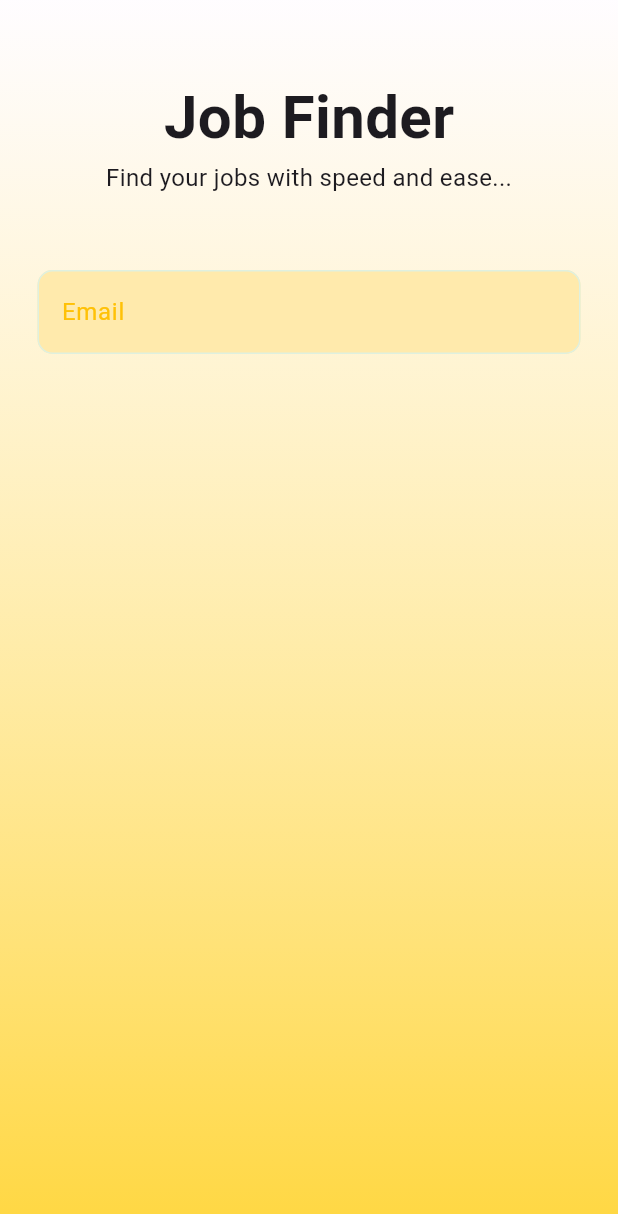
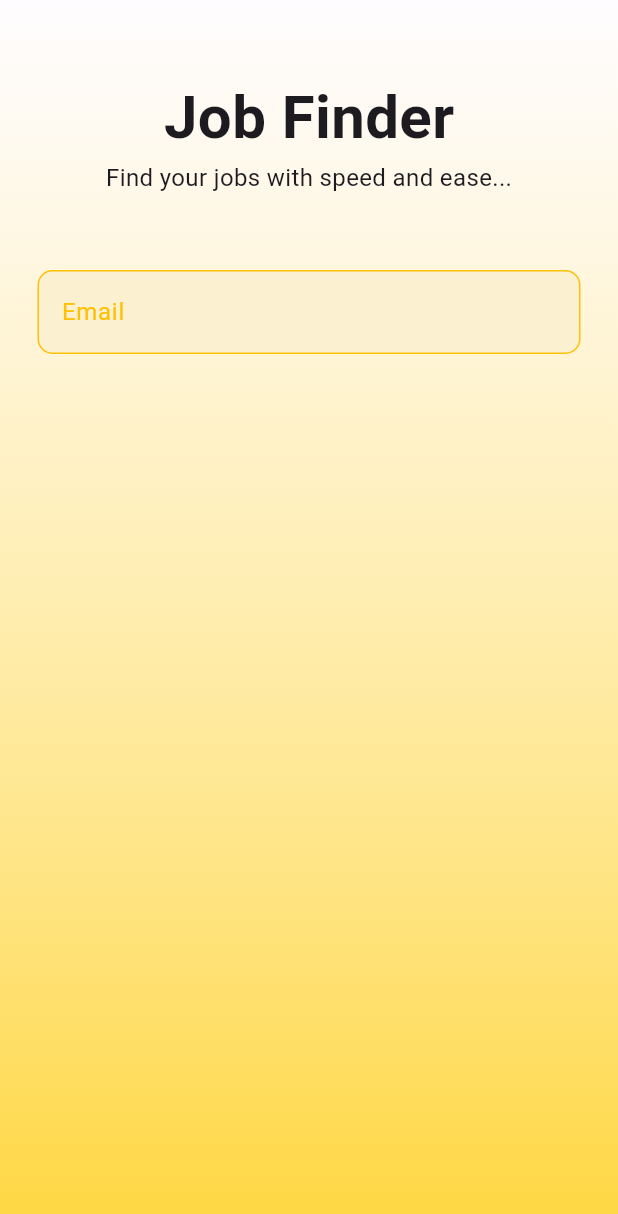
Before and after one commit to Evar-SF27/jobs, a Flutter app: the screen it shows after launch, on a phone screen of 412 x 824 dp. Shown: the top 1214 px of the screen. Run offline on Flutter 3.47's test engine with Material 2 defaults, Android fonts, the phone set to English and light mode, and no system bars; our stand-ins replace email_validator.

Commit message:
login screen components

```diff
--- a/lib/widgets/input.dart
+++ b/lib/widgets/input.dart
@@ -16,12 +16,11 @@ Padding emailField({required controller, required labelText}) {
       decoration: InputDecoration(
           enabledBorder: const OutlineInputBorder(
               borderRadius: BorderRadius.all(Radius.elliptical(10, 10)),
-              borderSide:
-                  BorderSide(color: Color.fromARGB(255, 223, 240, 223))),
+              borderSide: BorderSide(color: Colors.amber)),
           focusedBorder: const OutlineInputBorder(
               borderRadius: BorderRadius.all(Radius.elliptical(10, 10)),
               borderSide: BorderSide(color: Colors.amber)),
-          fillColor: const Color.fromARGB(255, 255, 234, 172),
+          fillColor: const Color.fromARGB(255, 251, 241, 208),
           filled: true,
           labelText: labelText,
           labelStyle: const TextStyle(color: Colors.amber)),
```
